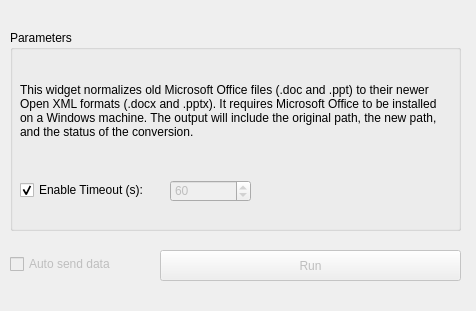
Before: the Qt Designer form orangecontrib/IO4IT/widgets/designer/owofficenormalizer.ui in TigerODM/TigerODM, drawn with Qt 5.
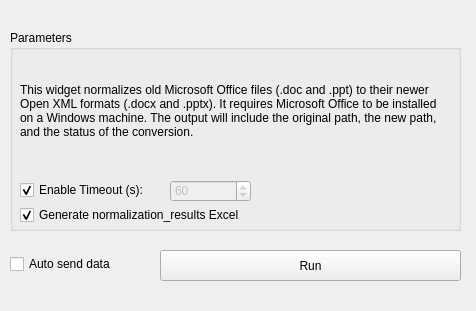
After: the same form once the commit is applied.

Patch:
```diff
--- a/orangecontrib/IO4IT/widgets/designer/owofficenormalizer.ui
+++ b/orangecontrib/IO4IT/widgets/designer/owofficenormalizer.ui
@@ -85,10 +85,26 @@
      <bool>true</bool>
     </property>
    </widget>
+   <widget class="QCheckBox" name="checkBox_generate_excel">
+    <property name="geometry">
+     <rect>
+      <x>10</x>
+      <y>175</y>
+      <width>250</width>
+      <height>20</height>
+     </rect>
+    </property>
+    <property name="text">
+     <string>Generate normalization_results Excel</string>
+    </property>
+    <property name="checked">
+     <bool>true</bool>
+    </property>
+   </widget>
   </widget>
   <widget class="QCheckBox" name="checkBox_send">
    <property name="enabled">
-    <bool>false</bool>
+    <bool>true</bool>
    </property>
    <property name="geometry">
     <rect>
@@ -104,7 +120,7 @@
   </widget>
   <widget class="QPushButton" name="pushButton_send">
    <property name="enabled">
-    <bool>false</bool>
+    <bool>true</bool>
    </property>
    <property name="geometry">
     <rect>
```
